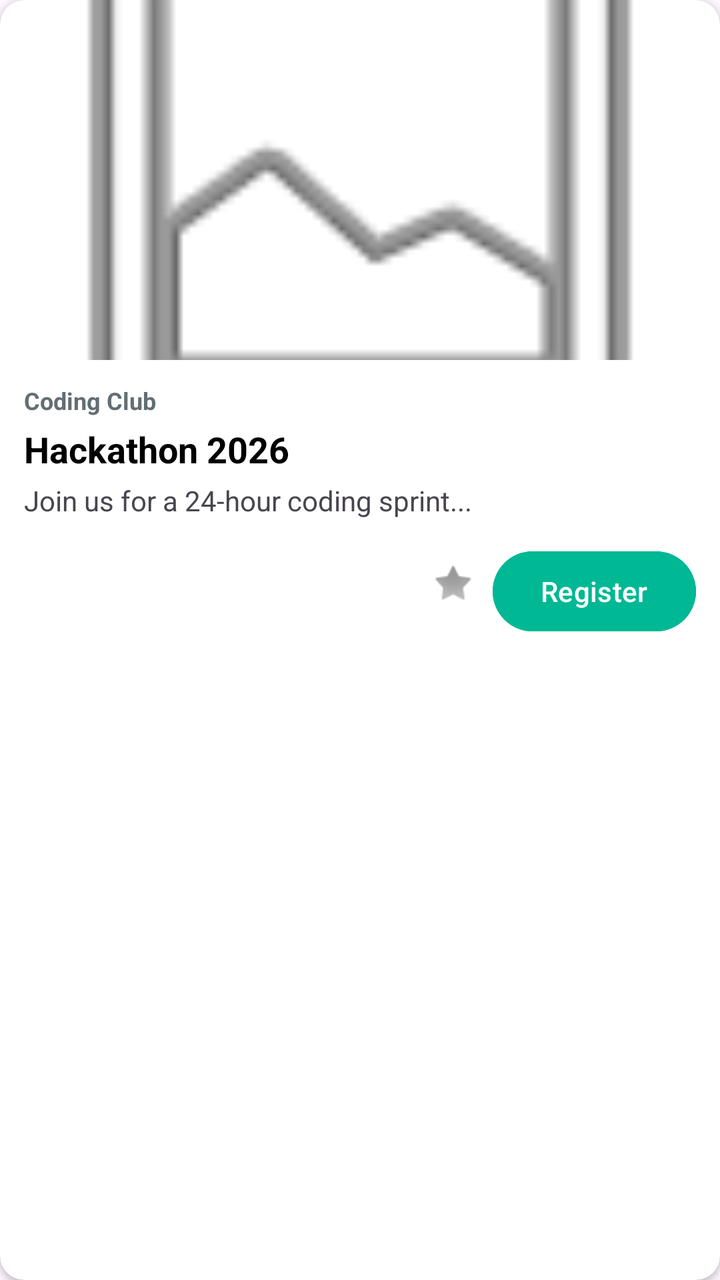
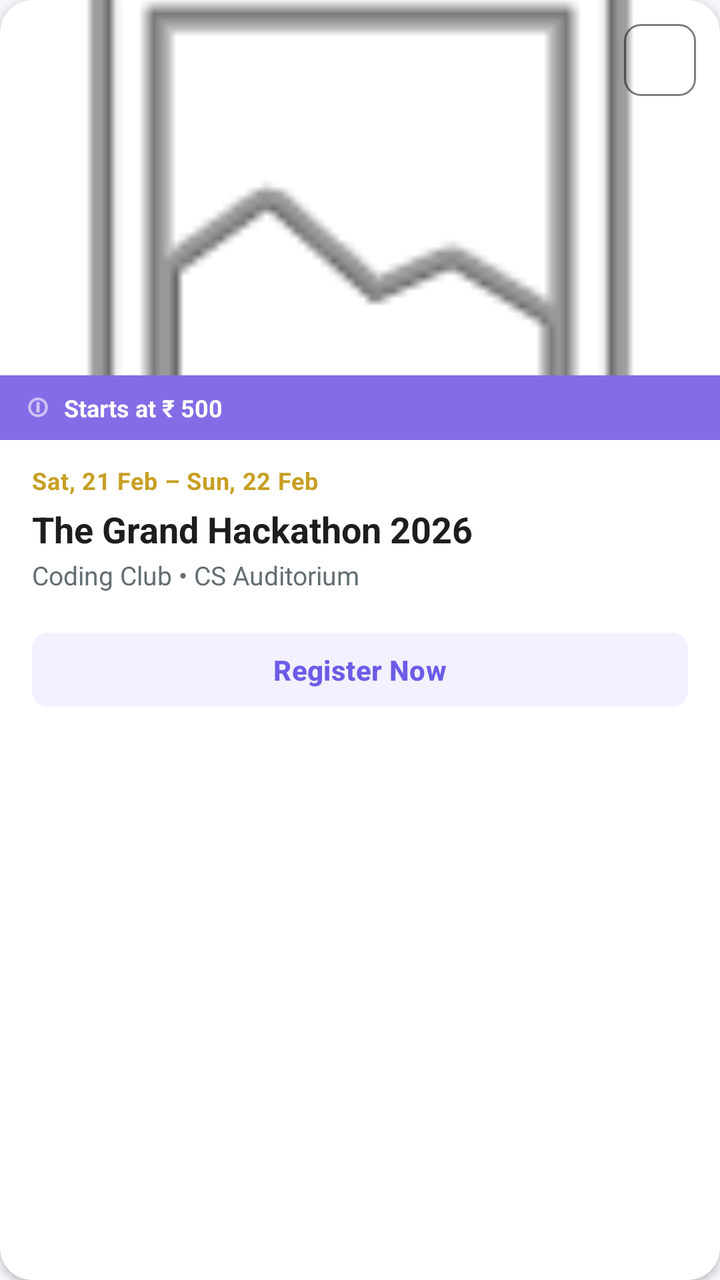

The first picture is an Android layout as it rendered before a commit; the second is the same layout after the commit. The layout source and the unified diff follow.
<!-- AndroidManifest.xml: application theme Theme.Campus_Sphere -->
<!-- res/layout/event.xml -->
<?xml version="1.0" encoding="utf-8"?>
<androidx.cardview.widget.CardView xmlns:android="http://schemas.android.com/apk/res/android"
    xmlns:app="http://schemas.android.com/apk/res-auto"
    android:layout_width="match_parent"
    android:layout_height="wrap_content"
    android:layout_margin="8dp"
    android:elevation="4dp"
    app:cardCornerRadius="12dp">

    <LinearLayout
        android:layout_width="match_parent"
        android:layout_height="wrap_content"
        android:orientation="vertical">

        <ImageView
            android:id="@+id/eventImage"
            android:layout_width="match_parent"
            android:layout_height="180dp"
            android:scaleType="centerCrop"
            android:src="@android:drawable/ic_menu_gallery" />

        <LinearLayout
            android:layout_width="match_parent"
            android:layout_height="wrap_content"
            android:padding="12dp"
            android:orientation="vertical">

            <TextView
                android:id="@+id/clubName"
                android:layout_width="wrap_content"
                android:layout_height="wrap_content"
                android:text="Coding Club"
                android:textColor="#636E72"
                android:textSize="12sp"
                android:textStyle="bold"/>

            <TextView
                android:id="@+id/eventTitle"
                android:layout_width="wrap_content"
                android:layout_height="wrap_content"
                android:text="Hackathon 2026"
                android:textSize="18sp"
                android:textStyle="bold"
                android:textColor="#000000"
                android:layout_marginTop="4dp"/>

            <TextView
                android:id="@+id/eventDesc"
                android:layout_width="wrap_content"
                android:layout_height="wrap_content"
                android:text="Join us for a 24-hour coding sprint..."
                android:maxLines="2"
                android:ellipsize="end"
                android:layout_marginTop="4dp"/>

            <LinearLayout
                android:layout_width="match_parent"
                android:layout_height="wrap_content"
                android:orientation="horizontal"
                android:layout_marginTop="12dp"
                android:gravity="end">

                <ImageButton
                    android:id="@+id/bookmarkBtn"
                    android:layout_width="40dp"
                    android:layout_height="40dp"
                    android:src="@android:drawable/star_off"
                    android:background="?attr/selectableItemBackgroundBorderless"/>

                <Button
                    android:id="@+id/registerBtn"
                    android:layout_width="wrap_content"
                    android:layout_height="wrap_content"
                    android:text="Register"
                    android:backgroundTint="#00B894"
                    android:textColor="#FFFFFF"/>
            </LinearLayout>
        </LinearLayout>
    </LinearLayout>
</androidx.cardview.widget.CardView>
<!-- resources referenced by this layout -->
<resources>
  <style name="Theme.Campus_Sphere" parent="Base.Theme.Campus_Sphere" />
  <style name="Base.Theme.Campus_Sphere" parent="Theme.Material3.DayNight.NoActionBar">
          
          
      </style>
</resources>

<!-- the commit's change to res/layout/event.xml (unified diff, before → after) -->
@@ -3,78 +3,126 @@
     xmlns:app="http://schemas.android.com/apk/res-auto"
     android:layout_width="match_parent"
     android:layout_height="wrap_content"
-    android:layout_margin="8dp"
-    android:elevation="4dp"
-    app:cardCornerRadius="12dp">
+    android:layout_marginHorizontal="16dp"
+    android:layout_marginVertical="10dp"
+    app:cardCornerRadius="16dp"
+    app:cardElevation="2dp"
+    app:cardBackgroundColor="#FFFFFF">
 
     <LinearLayout
         android:layout_width="match_parent"
         android:layout_height="wrap_content"
         android:orientation="vertical">
 
-        <ImageView
-            android:id="@+id/eventImage"
+        <RelativeLayout
             android:layout_width="match_parent"
-            android:layout_height="180dp"
-            android:scaleType="centerCrop"
-            android:src="@android:drawable/ic_menu_gallery" />
+            android:layout_height="220dp">
+
+            <ImageView
+                android:id="@+id/eventImage"
+                android:layout_width="match_parent"
+                android:layout_height="match_parent"
+                android:scaleType="centerCrop"
+                android:src="@android:drawable/ic_menu_gallery" />
+
+            
+            <LinearLayout
+                android:layout_width="match_parent"
+                android:layout_height="wrap_content"
+                android:layout_alignParentBottom="true"
+                android:background="#846CE7"
+                android:orientation="horizontal"
+                android:paddingHorizontal="12dp"
+                android:paddingVertical="8dp"
+                android:gravity="center_vertical">
+                
+                <ImageView
+                    android:layout_width="14dp"
+                    android:layout_height="14dp"
+                    android:src="@android:drawable/ic_menu_info_details"
+                    app:tint="#FFFFFF"/>
+                    
+                <TextView
+                    android:id="@+id/eventPrice"
+                    android:layout_width="wrap_content"
+                    android:layout_height="wrap_content"
+                    android:text="Starts at ₹ 500"
+                    android:textColor="#FFFFFF"
+                    android:textStyle="bold"
+                    android:textSize="12sp"
+                    android:layout_marginStart="6dp"/>
+            </LinearLayout>
+            
+            <ImageView
+                android:id="@+id/btnBookmark"
+                android:layout_width="36dp"
+                android:layout_height="36dp"
+                android:layout_alignParentEnd="true"
+                android:layout_alignParentTop="true"
+                android:layout_margin="12dp"
+                android:padding="8dp"
+                android:background="@drawable/bg_rounded_border"
+                android:backgroundTint="#80000000"
+                android:src="@android:drawable/ic_input_add"
+                app:tint="#FFFFFF"
+                android:contentDescription="Bookmark" />
+                
+        </RelativeLayout>
 
         <LinearLayout
             android:layout_width="match_parent"
             android:layout_height="wrap_content"
-            android:padding="12dp"
+            android:paddingHorizontal="16dp"
+            android:paddingTop="12dp"
+            android:paddingBottom="16dp"
             android:orientation="vertical">
 
             <TextView
-                android:id="@+id/clubName"
+                android:id="@+id/eventDate"
                 android:layout_width="wrap_content"
                 android:layout_height="wrap_content"
-                android:text="Coding Club"
-                android:textColor="#636E72"
+                android:text="Sat, 21 Feb – Sun, 22 Feb"
+                android:textColor="#C79F22"
                 android:textSize="12sp"
-                android:textStyle="bold"/>
+                android:textStyle="bold"
+                android:letterSpacing="0.02"/>
 
             <TextView
                 android:id="@+id/eventTitle"
                 android:layout_width="wrap_content"
                 android:layout_height="wrap_content"
-                android:text="Hackathon 2026"
+                android:text="The Grand Hackathon 2026"
                 android:textSize="18sp"
                 android:textStyle="bold"
-                android:textColor="#000000"
-                android:layout_marginTop="4dp"/>
+                android:textColor="#1D1D1D"
+                android:layout_marginTop="4dp"
+                android:maxLines="1"
+                android:ellipsize="end"/>
 
             <TextView
                 android:id="@+id/eventDesc"
                 android:layout_width="wrap_content"
                 android:layout_height="wrap_content"
-                android:text="Join us for a 24-hour coding sprint..."
-                android:maxLines="2"
+                android:text="Coding Club • CS Auditorium"
+                android:maxLines="1"
                 android:ellipsize="end"
-                android:layout_marginTop="4dp"/>
+                android:textSize="13sp"
+                android:textColor="#636E72"
+                android:layout_marginTop="2dp"/>
 
-            <LinearLayout
+            <com.google.android.material.button.MaterialButton
+                android:id="@+id/detailsBtn"
                 android:layout_width="match_parent"
-                android:layout_height="wrap_content"
-                android:orientation="horizontal"
-                android:layout_marginTop="12dp"
-                android:gravity="end">
-
-                <ImageButton
-                    android:id="@+id/bookmarkBtn"
-                    android:layout_width="40dp"
-                    android:layout_height="40dp"
-                    android:src="@android:drawable/star_off"
-                    android:background="?attr/selectableItemBackgroundBorderless"/>
-
-                <Button
-                    android:id="@+id/registerBtn"
-                    android:layout_width="wrap_content"
-                    android:layout_height="wrap_content"
-                    android:text="Register"
-                    android:backgroundTint="#00B894"
-                    android:textColor="#FFFFFF"/>
-            </LinearLayout>
+                android:layout_height="45dp"
+                android:text="Register Now"
+                android:textSize="14sp"
+                android:textStyle="bold"
+                android:letterSpacing="0.01"
+                android:backgroundTint="#F3F0FF"
+                android:textColor="#6C5CE7"
+                app:cornerRadius="8dp"
+                app:elevation="0dp"
+                android:layout_marginTop="16dp"/>
         </LinearLayout>
     </LinearLayout>
 </androidx.cardview.widget.CardView>
<!-- resource entries referenced after the edit -->
@@ -1,9 +1,32 @@
 <!-- resources referenced by this layout -->
 <resources>
+  <!-- drawable bg_rounded_border (drawable) -->
+  <?xml version="1.0" encoding="utf-8"?>
+  <shape xmlns:android="http://schemas.android.com/apk/res/android">
+      <stroke android:width="1dp" android:color="#FFFFFF"/>
+      <corners android:radius="8dp"/>
+      <solid android:color="#00000000"/> </shape>
   <style name="Theme.Campus_Sphere" parent="Base.Theme.Campus_Sphere" />
   <style name="Base.Theme.Campus_Sphere" parent="Theme.Material3.DayNight.NoActionBar">
-          
-          
+          <item name="colorPrimary">@color/app_primary</item>
+          <item name="colorOnPrimary">@color/app_on_primary</item>
+          <item name="colorPrimaryContainer">@color/app_primary_container</item>
+          <item name="colorSecondary">@color/app_secondary</item>
+          <item name="colorSecondaryContainer">@color/app_secondary_container</item>
+          <item name="colorSurface">@color/app_surface</item>
+          <item name="colorOnSurface">@color/app_on_surface</item>
+          <item name="colorError">@color/app_error</item>
+          <item name="android:windowBackground">@color/app_background</item>
+          <item name="android:navigationBarColor">@color/app_surface</item>
       </style>
+  <color name="app_primary">#0B3D91</color>
+  <color name="app_on_primary">#FFFFFF</color>
+  <color name="app_primary_container">#DCE7FF</color>
+  <color name="app_secondary">#00B894</color>
+  <color name="app_secondary_container">#D6FFF4</color>
+  <color name="app_surface">#FFFFFF</color>
+  <color name="app_on_surface">#1F2937</color>
+  <color name="app_error">#D63031</color>
+  <color name="app_background">#F6F7FB</color>
 </resources>
 
